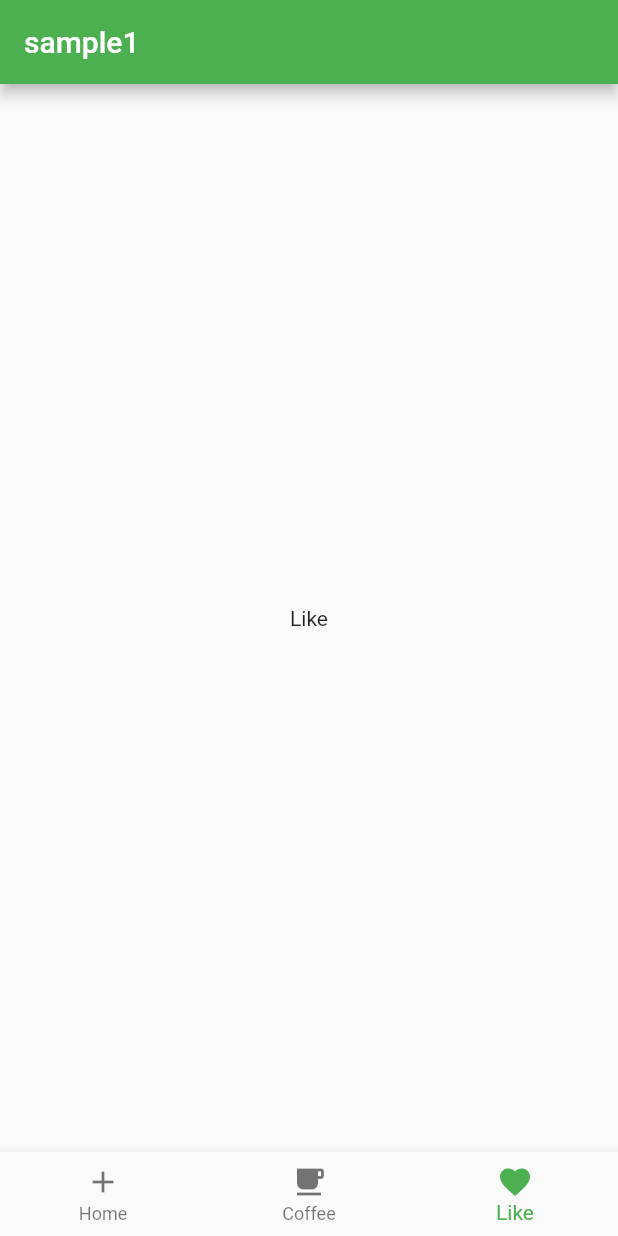
After one commit to mikumastumoto/sbj, a Flutter app: the screen it shows after launch, item 3 of the bottom bar chosen, on a phone screen of 412 x 824 dp. The commit adds this screen. Run offline on Flutter 3.47's test engine with Material 2 defaults, Android fonts, the phone set to English and light mode, and no system bars.

Commit message:
first_commit

```diff
--- /dev/null
+++ b/lib/components/like_page.dart
@@ -0,0 +1,13 @@
+import 'package:flutter/material.dart';
+
+class LikePage extends StatelessWidget {
+  String title;
+  LikePage({@required this.title});
+  @override
+  Widget build(BuildContext context) {
+    return Scaffold(
+        body: Center(
+      child: Text(title),
+    ));
+  }
+}
--- a/lib/main.dart
+++ b/lib/main.dart
@@ -1,4 +1,5 @@
 import 'package:flutter/material.dart';
+import 'package:sbj/components/like_page.dart';
 
 void main() {
   // 最初に表示するWidget
@@ -38,7 +39,7 @@ class _HomePageState extends State<HomePage> {
   static List<Widget> _pageList = [
     CustomPage(title: 'Home'),
     CustomPage(title: 'Coffee'),
-    CustomPage(title: 'Like'),
+    LikePage(title: 'Like'),
   ];
   @override
   Widget build(BuildContext context) {
@@ -51,15 +52,15 @@ class _HomePageState extends State<HomePage> {
         items: const <BottomNavigationBarItem>[
           BottomNavigationBarItem(
             icon: Icon(Icons.add),
-            title: Text('Home'),
+            label: 'Home',
           ),
           BottomNavigationBarItem(
             icon: Icon(Icons.local_cafe),
-            title: Text('Coffee'),
+            label: 'Coffee',
           ),
           BottomNavigationBarItem(
             icon: Icon(Icons.favorite),
-            title: Text('Like'),
+            label: 'Like',
           ),
         ],
         currentIndex: _selectedIndex,
```
